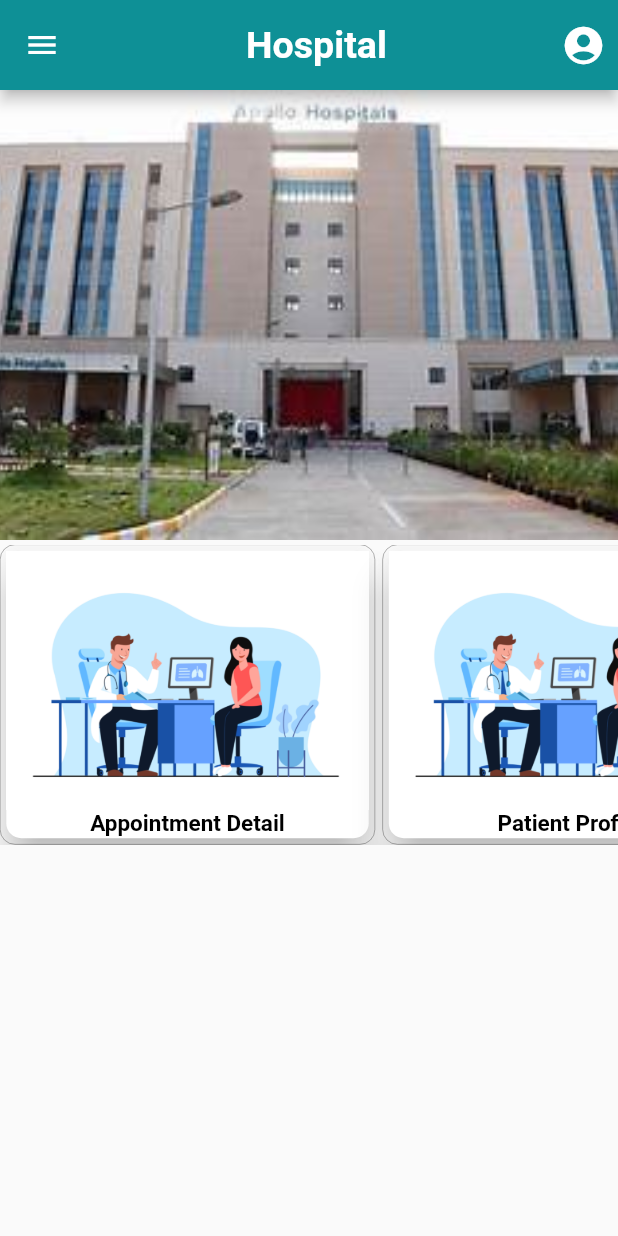
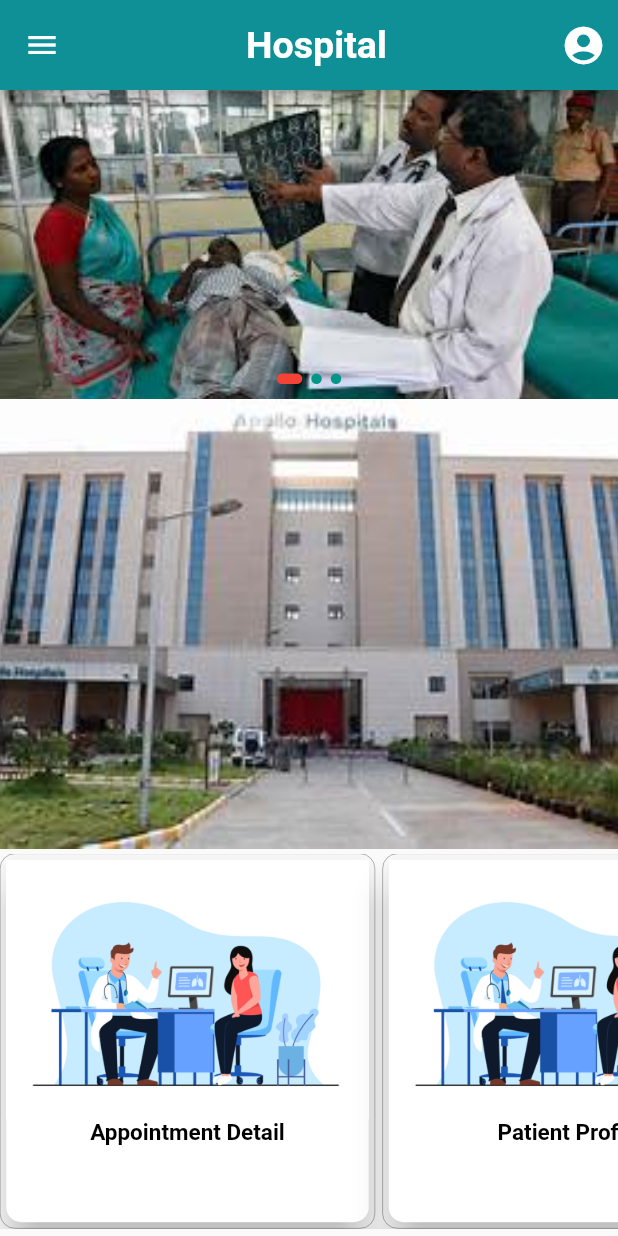
Before and after one commit to shubham21panchal02/Ehealthhub, a Flutter app: the h_firstpage screen opened directly, on a phone screen of 412 x 824 dp. Run offline on Flutter 3.47's test engine with Material 2 defaults, Android fonts, the phone set to English and light mode, and no system bars; drawn by our look-alikes of carousel_slider; our stand-ins replace animate_do, flutter_advanced_drawer, flutter_onboarding_slider, fluttertoast, image_picker, lottie and 2 more; accounts and stored records are empty; project files that could hold a hidden picture were left out.

Commit message:
all file

```diff
--- a/lib/Hospital/Hfirstpage.dart
+++ b/lib/Hospital/Hfirstpage.dart
@@ -1,9 +1,13 @@
 import 'dart:ui';
 
-import 'package:devloperproject1/Hospital/profile.dart';
+import 'package:carousel_slider/carousel_controller.dart';
+import 'package:carousel_slider/carousel_slider.dart';
+import 'package:devloperproject1/Hospital/H-patientProfile.dart';
+import 'package:devloperproject1/Hospital/p.dart';
 import 'package:devloperproject1/Widgets/Colour.dart';
 import 'package:flutter/cupertino.dart';
 import 'package:flutter/material.dart';
+import 'package:flutter_advanced_drawer/flutter_advanced_drawer.dart';
 import 'package:lottie/lottie.dart';
 
 import '../Widgets/Colour.dart';
@@ -19,6 +23,17 @@ class h_firstpage extends StatefulWidget {
 
 }
 class hopital extends State<h_firstpage> {
+  List imageList=[
+    {"id":1,"image_path":'assets/image/had1.jpeg'},
+    {"id":2,"image_path":'assets/image/had2.jpeg'},
+    {"id":3,"image_path":'assets/image/had3.jpeg'},
+  ];
+  final CarouselController carouselController=CarouselController();
+  int currentIndex=0;
+  String userName = "User";
+  final _advancedDrawerController = AdvancedDrawerController();
+
+
   @override
   Widget build(BuildContext context) {
     // TODO: implement build
@@ -33,7 +48,7 @@ class hopital extends State<h_firstpage> {
        ),
        actions: [
          InkWell(onTap: (){
-           Navigator.push(context, MaterialPageRoute(builder: (context) => profile(),));
+           Navigator.push(context, MaterialPageRoute(builder: (context) => p(),));
          },
            child: Padding(
              padding: EdgeInsets.all(8),
@@ -48,6 +63,7 @@ class hopital extends State<h_firstpage> {
               children: [
 
                 Stack(children: [
+
             Container(
             height: 300,
 
@@ -106,17 +122,11 @@ class hopital extends State<h_firstpage> {
                 Divider(
                   height: 1,
                 ),
-                Container(
-                  height: 500,
+                SingleChildScrollView(
+                  scrollDirection: Axis.vertical,
+                  child: Container(
                     decoration: BoxDecoration(
-                    gradient: LinearGradient(
-                      colors: [
-                        Colors.greenAccent.shade200,
-                        Colors.white
-                      ],
-                      begin: Alignment.topRight,
-                      end: Alignment.bottomLeft
-                    )
+
                     ),
                     child: Column(
                       children: [
@@ -130,7 +140,7 @@ class hopital extends State<h_firstpage> {
                             shape: RoundedRectangleBorder(borderRadius: BorderRadius.circular(10)),
                             child: ListTile(
                               title: Text("Home"),
-                            leading: Icon(Icons.home),
+                              trailing: Icon(Icons.home),
 
                             ),
                           ),
@@ -144,8 +154,8 @@ class hopital extends State<h_firstpage> {
                             elevation: 10,
                             shape: RoundedRectangleBorder(borderRadius: BorderRadius.circular(10)),
                             child: ListTile(
-                            title: Text("Home"),
-                            leading: Icon(Icons.home),
+                              title: Text("Feedback"),
+                              trailing: Icon(Icons.feedback_outlined),
 
                             ),
                           ),
@@ -198,6 +208,7 @@ class hopital extends State<h_firstpage> {
 
                       ],
                     ),
+                  ),
                 )
 
               ],
@@ -207,6 +218,64 @@ class hopital extends State<h_firstpage> {
        scrollDirection:  Axis.vertical,
        child:Column(
          children:[
+           Stack(
+             children: [
+               InkWell(
+                 onTap: (){
+                   print(currentIndex);
+                 },
+                 child:CarouselSlider(
+                   items: imageList
+                       .map(
+                         (item) => Image.asset(
+                       item['image_path'],
+                       fit: BoxFit.cover,
+                       width: double.infinity,
+                     ),
+                   )
+                       .toList(),
+                   carouselController: carouselController,
+                   options: CarouselOptions(
+                     scrollPhysics: const BouncingScrollPhysics(),
+                     autoPlay: true,
+                     aspectRatio: 2,
+                     viewportFraction: 1,
+                     onPageChanged: (index, reason) {
+                       setState(() {
+                         currentIndex = index;
+                       });
+                     },
+                   ),
+                 ),
+               ),
+               Positioned(
+                 bottom: 10,
+                 left: 0,
+                 right: 0,
+                 child: Row(
+                   mainAxisAlignment: MainAxisAlignment.center,
+                   children: imageList.asMap().entries.map((entry) {
+                     return GestureDetector(
+                       onTap: () => carouselController.animateToPage(entry.key),
+                       child: Container(
+                         width: currentIndex == entry.key ? 17 : 7,
+                         height: 7.0,
+                         margin: const EdgeInsets.symmetric(
+                           horizontal: 3.0,
+                         ),
+                         decoration: BoxDecoration(
+                             borderRadius: BorderRadius.circular(10),
+                             color: currentIndex == entry.key
+                                 ? Colors.red
+                                 : Colors.teal),
+                       ),
+                     );
+                   }).toList(),
+                 ),
+               ),
+             ],
+           ),
+
            Container(
              height: 300,
              child: Image.asset("assets/image/th.jpg",width: double.infinity,fit: BoxFit.cover,),
@@ -226,7 +295,7 @@ class hopital extends State<h_firstpage> {
                    },
                    child:Container(
 
-                     height: 200,
+                     height: 250,
                      width: 250,
                      decoration: BoxDecoration(
                        boxShadow: [
@@ -265,8 +334,12 @@ class hopital extends State<h_firstpage> {
                  SizedBox(
                    width: 5,
                  ),
-                 Container(
-                   height: 200,
+                 InkWell(
+                   onTap: (){
+                     Navigator.push(context, MaterialPageRoute(builder: (context) => patient_profile(),));
+                   },
+                   child: Container(
+                     height: 250,
                      width: 250,
                      decoration: BoxDecoration(
                          borderRadius: BorderRadius.circular(10),
@@ -298,6 +371,7 @@ class hopital extends State<h_firstpage> {
                          ],
                        ),
                      ),
+                   ),
                  )
                ],
              ),
--- a/lib/Hospital/profile.dart
+++ b/lib/Hospital/p.dart
@@ -11,7 +11,7 @@ import 'package:mime/mime.dart';
 import 'package:shared_preferences/shared_preferences.dart';
 import 'package:http/http.dart' as http;
 
-class profile extends StatefulWidget{
+class p extends StatefulWidget{
   @override
   State<StatefulWidget> createState() {
     // TODO: implement createState
@@ -19,7 +19,7 @@ class profile extends StatefulWidget{
   }
 
 }
-class profilescreen extends State<profile>{
+class profilescreen extends State<p>{
 
 
   TextEditingController addPrescripationController = TextEditingController();
--- a/lib/User/Secondpage.dart
+++ b/lib/User/Secondpage.dart
@@ -1,4 +1,3 @@
-import 'dart:ffi';
 
 import 'package:devloperproject1/User/Firstpage.dart';
 import 'package:devloperproject1/User/Services.dart';
--- a/lib/main.dart
+++ b/lib/main.dart
@@ -11,6 +11,7 @@ import 'package:devloperproject1/User/Thiredpage.dart';
 import 'package:devloperproject1/User/Services.dart';
 import 'package:flutter/material.dart';
 import 'Hospital/H-AppointmentDettail.dart';
+import 'Hospital/H-patientProfile.dart';
 import 'Hospital/Hfirstpage.dart';
 import 'Hospital/Registration.dart';
 import 'Splash.dart';
@@ -19,6 +20,6 @@ void main() {
   runApp(Material(child:MaterialApp(
     debugShowCheckedModeBanner: false,
     home:
-    Rpage(),
+    patient_profile(),
   )));
 }
--- a/pubspec.yaml
+++ b/pubspec.yaml
@@ -40,6 +40,7 @@ dependencies:
   fluttertoast: 8.0.8
   sidebar_bigeagle: ^0.2.2+1
   intl: ^0.17.0
+
 
 
   flutter_onboarding_slider: ^1.0.11
```
Also changed, not shown: lib/Hospital/H-patientProfile.dart (added, +48 -0 lines), lib/Hospital/Registration.dart (+53 -44 lines), assets/image/had1.jpeg (added), assets/image/had2.jpeg (added), assets/image/had3.jpeg (added). Lines whose indentation alone changed are shown as unchanged.
